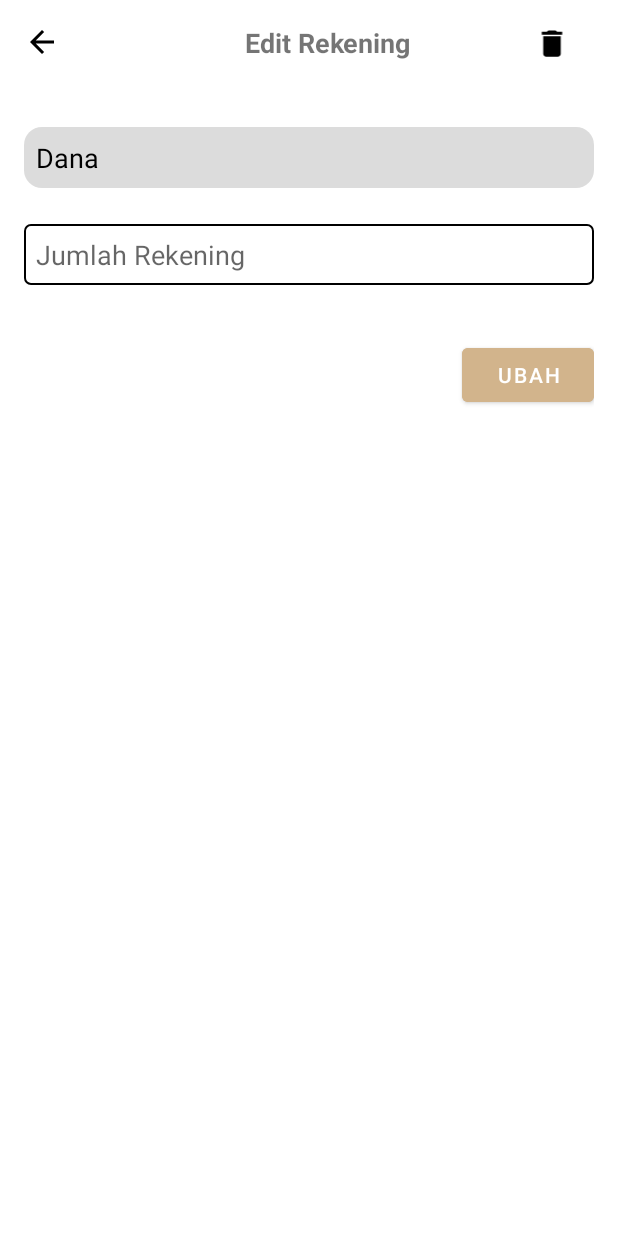
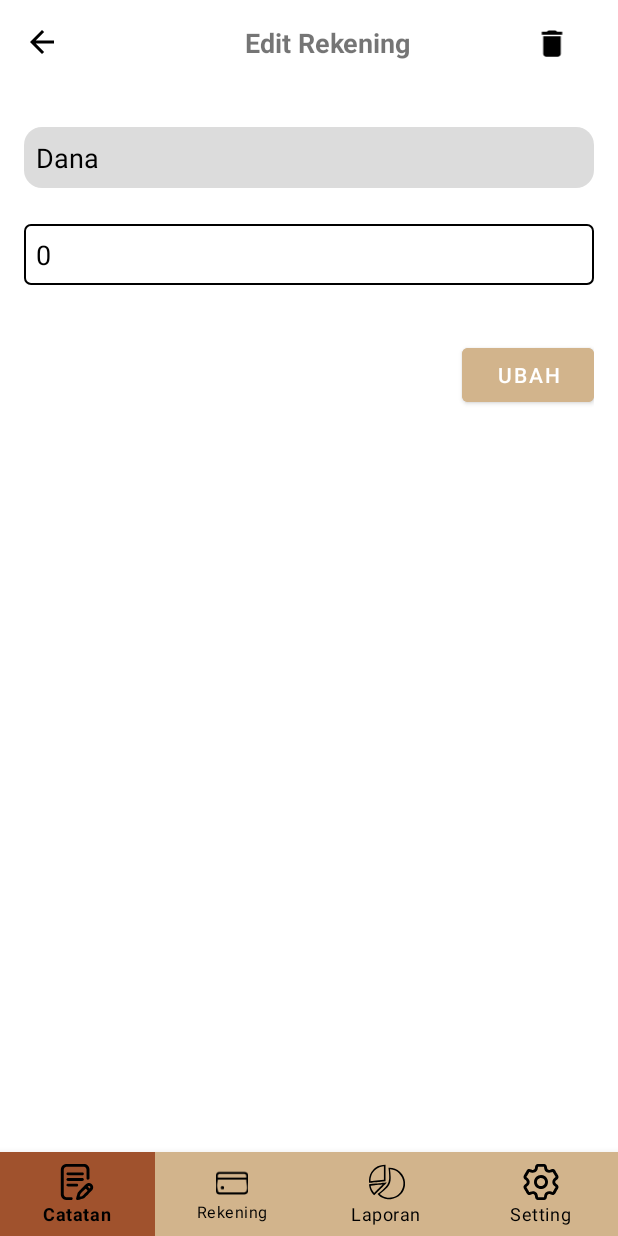
Before and after one commit to MhmdFahreza/ReNote, an Android app: the RekeningFragment screen opened through its navigation route, after a tap on "Edit", on a phone screen of 412 x 824 dp. Run offline under Robolectric (Android 15) with nearby library versions, the phone set to English and light mode, and no system bars; our stand-ins replace navigation-ui.

Commit message:
Update Rekening

```diff
--- a/app/src/main/java/com/piggybank/renote/ui/rekening/EditRekening.kt
+++ /dev/null
@@ -1,54 +0,0 @@
-package com.piggybank.renote.ui.rekening
-
-import android.os.Bundle
-import android.view.LayoutInflater
-import android.view.View
-import android.view.ViewGroup
-import androidx.fragment.app.Fragment
-import androidx.navigation.fragment.findNavController
-import androidx.navigation.fragment.navArgs
-import com.google.android.material.bottomnavigation.BottomNavigationView
-import com.piggybank.renote.R
-import com.piggybank.renote.databinding.FragmentEditRekeningBinding
-
-class EditRekening : Fragment(R.layout.fragment_edit_rekening) {
-
-    private var _binding: FragmentEditRekeningBinding? = null
-    private val binding get() = _binding!!
-
-    // Menggunakan navArgs untuk menerima data dari fragment sebelumnya
-    private val args: EditRekeningArgs by navArgs()
-
-    override fun onCreateView(
-        inflater: LayoutInflater, container: ViewGroup?,
-        savedInstanceState: Bundle?
-    ): View? {
-        _binding = FragmentEditRekeningBinding.inflate(inflater, container, false)
-        return binding.root
-    }
-
-    override fun onViewCreated(view: View, savedInstanceState: Bundle?) {
-        super.onViewCreated(view, savedInstanceState)
-
-        // Menyembunyikan BottomNavigationView
-        val bottomNavigationView = requireActivity().findViewById<BottomNavigationView>(R.id.nav_view)
-        bottomNavigationView?.visibility = View.GONE
-
-        // Menampilkan nama rekening yang dipilih di EditText yang hanya bisa dibaca
-        binding.rekeningNameEdit.setText(args.rekening.name) // Nama rekening yang dipilih
-        binding.rekeningNameEdit.isEnabled = false // Membuat EditText tidak bisa diedit
-
-        binding.iconBack.setOnClickListener {
-            findNavController().navigateUp()
-        }
-    }
-
-    override fun onDestroyView() {
-        super.onDestroyView()
-        _binding = null
-
-        // Menampilkan kembali BottomNavigationView
-        val bottomNavigationView = requireActivity().findViewById<BottomNavigationView>(R.id.nav_view)
-        bottomNavigationView?.visibility = View.VISIBLE
-    }
-}
--- /dev/null
+++ b/app/src/main/java/com/piggybank/renote/ui/rekening/EditRekeningFragment.kt
@@ -0,0 +1,60 @@
+package com.piggybank.renote.ui.rekening
+
+import android.os.Bundle
+import android.text.TextUtils
+import android.view.LayoutInflater
+import android.view.View
+import android.view.ViewGroup
+import android.widget.Toast
+import androidx.fragment.app.Fragment
+import androidx.lifecycle.ViewModelProvider
+import androidx.navigation.fragment.findNavController
+import androidx.navigation.fragment.navArgs
+import com.piggybank.renote.databinding.FragmentEditRekeningBinding
+
+class EditRekeningFragment : Fragment() {
+
+    private var _binding: FragmentEditRekeningBinding? = null
+    private val binding get() = _binding!!
+
+    private lateinit var rekeningViewModel: RekeningViewModel
+    private val args: EditRekeningFragmentArgs by navArgs() // Safe Args to get the passed rekening
+
+    override fun onCreateView(
+        inflater: LayoutInflater, container: ViewGroup?,
+        savedInstanceState: Bundle?
+    ): View {
+        rekeningViewModel = ViewModelProvider(requireActivity()).get(RekeningViewModel::class.java)
+
+        _binding = FragmentEditRekeningBinding.inflate(inflater, container, false)
+        val root: View = binding.root
+
+        binding.rekeningNameEdit.setText(args.rekening.name)
+        binding.rekeningJumlahEdit.setText(args.rekening.uang.toString())
+
+        binding.buttonSimpan.setOnClickListener {
+            val newAmount = binding.rekeningJumlahEdit.text.toString()
+
+            if (TextUtils.isEmpty(newAmount)) {
+                Toast.makeText(context, "Jumlah rekening tidak boleh kosong", Toast.LENGTH_SHORT).show()
+            } else {
+                val updatedRekening = args.rekening.copy(uang = newAmount.toLong())
+
+                val isUpdated = rekeningViewModel.updateRekening(updatedRekening)
+
+                if (isUpdated) {
+                    findNavController().navigateUp()
+                } else {
+                    Toast.makeText(context, "Terjadi kesalahan saat memperbarui rekening", Toast.LENGTH_SHORT).show()
+                }
+            }
+        }
+
+        return root
+    }
+
+    override fun onDestroyView() {
+        super.onDestroyView()
+        _binding = null
+    }
+}
--- a/app/src/main/java/com/piggybank/renote/ui/rekening/RekeningAdapter.kt
+++ b/app/src/main/java/com/piggybank/renote/ui/rekening/RekeningAdapter.kt
@@ -10,7 +10,7 @@ import com.piggybank.renote.R
 class RekeningAdapter(
     private val rekeningList: List<Rekening>,
     private val onArrowClick: (Rekening) -> Unit,
-    private val formatCurrency: (Long) -> String // Menambahkan parameter untuk formatCurrency
+    private val formatCurrency: (Long) -> String // Pass formatCurrency function
 ) : RecyclerView.Adapter<RekeningAdapter.RekeningViewHolder>() {
 
     class RekeningViewHolder(itemView: View) : RecyclerView.ViewHolder(itemView) {
--- a/app/src/main/java/com/piggybank/renote/ui/rekening/RekeningFragment.kt
+++ b/app/src/main/java/com/piggybank/renote/ui/rekening/RekeningFragment.kt
@@ -28,15 +28,15 @@ class RekeningFragment : Fragment() {
         val root: View = binding.root
 
         rekeningViewModel.totalSaldo.observe(viewLifecycleOwner) { totalSaldo ->
-            binding.totalSaldo.text = rekeningViewModel.formatCurrency(totalSaldo) // Menggunakan format mata uang
+            binding.totalSaldo.text = rekeningViewModel.formatCurrency(totalSaldo) // Using currency format
         }
 
         rekeningViewModel.rekeningList.observe(viewLifecycleOwner) { rekeningList ->
             val adapter = RekeningAdapter(rekeningList, { rekening ->
-                // Navigasi menggunakan Safe Args untuk mengirim data rekening
+                // Navigate using Safe Args to pass the rekening data
                 val action = RekeningFragmentDirections.actionRekeningFragmentToEditRekening(rekening)
                 findNavController().navigate(action)
-            }, rekeningViewModel::formatCurrency) // Pass the format function
+            }, rekeningViewModel::formatCurrency) // Pass format function
             binding.rekeningList.layoutManager = LinearLayoutManager(requireContext())
             binding.rekeningList.adapter = adapter
         }
--- a/app/src/main/res/layout/fragment_edit_rekening.xml
+++ b/app/src/main/res/layout/fragment_edit_rekening.xml
@@ -4,7 +4,7 @@
     android:layout_width="match_parent"
     android:layout_height="match_parent"
     android:background="@color/white"
-    tools:context=".ui.rekening.EditRekening">
+    tools:context=".ui.rekening.EditRekeningFragment">
 
     <androidx.constraintlayout.widget.ConstraintLayout
         android:layout_width="match_parent"
--- a/app/src/main/res/navigation/mobile_navigation.xml
+++ b/app/src/main/res/navigation/mobile_navigation.xml
@@ -60,7 +60,7 @@
 
     <fragment
         android:id="@+id/navigation_editRekening"
-        android:name="com.piggybank.renote.ui.rekening.EditRekening"
+        android:name="com.piggybank.renote.ui.rekening.EditRekeningFragment"
         android:label="Edit Rekening"
         tools:layout="@layout/fragment_edit_rekening">
         <argument
```
Also changed, not shown: app/src/main/java/com/piggybank/renote/ui/rekening/RekeningViewModel.kt (+17 -0 lines).
